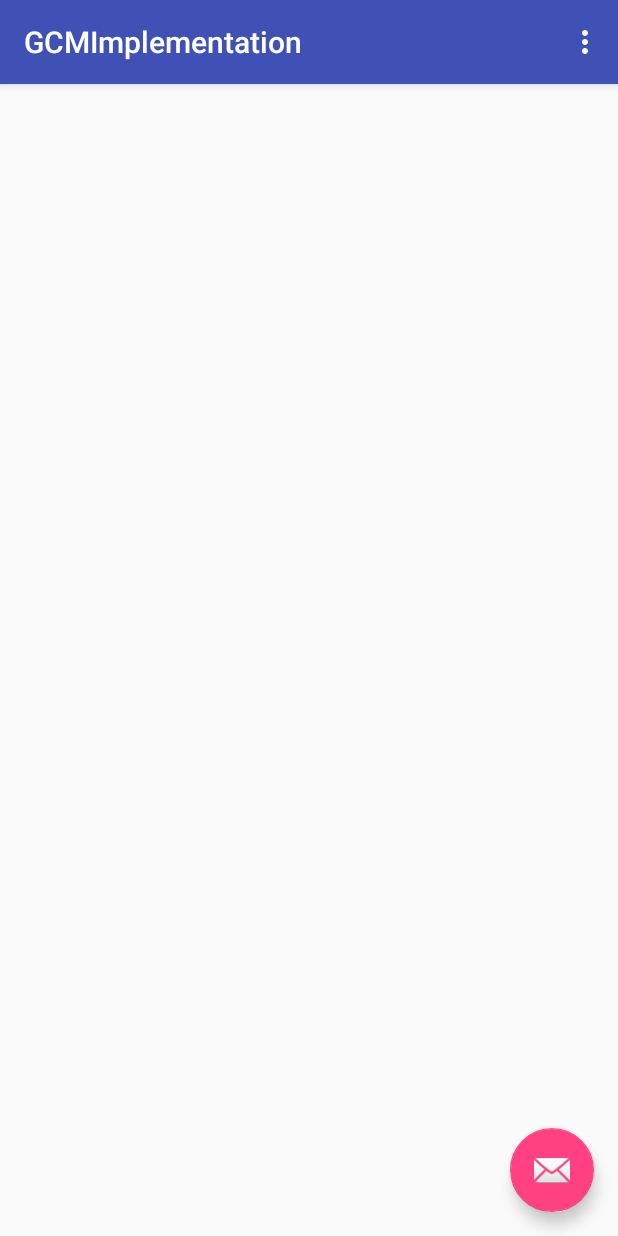
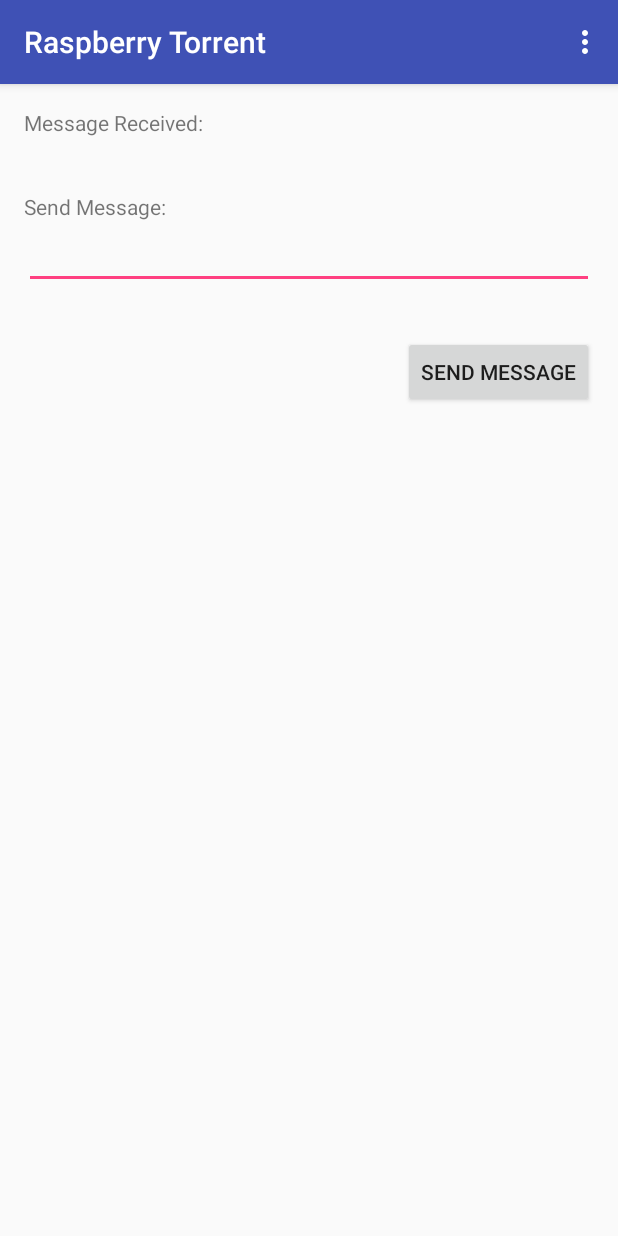
Before and after one commit to rooshan1234/CS401Projects, an Android app: the screen it shows after launch (MainActivity), on a phone screen of 412 x 824 dp. Run offline under Robolectric (Android 15) with nearby library versions, the light colour scheme and no system bars; 1 statement that could not run was skipped.

Commit message:
GCM client application can now send upstream messages

```diff
--- a/PlatformTask(GCM)/app/src/main/java/com/example/rooshan/gcmimplementation/MyInstanceIDListenerService.java
+++ b/PlatformTask(GCM)/app/src/main/java/com/example/rooshan/gcmimplementation/MyInstanceIDListenerService.java
@@ -5,11 +5,6 @@ package com.example.rooshan.gcmimplementation;
  */
 
 import android.content.Intent;
-import android.content.SharedPreferences;
-import android.preference.PreferenceManager;
-import android.util.Log;
-
-import com.google.android.gms.iid.InstanceID;
 import com.google.android.gms.iid.InstanceIDListenerService;
 
 public class MyInstanceIDListenerService extends InstanceIDListenerService {
--- a/PlatformTask(GCM)/app/src/main/res/layout/activity_main.xml
+++ b/PlatformTask(GCM)/app/src/main/res/layout/activity_main.xml
@@ -23,12 +23,4 @@
 
     <include layout="@layout/content_main" />
 
-    <android.support.design.widget.FloatingActionButton
-        android:id="@+id/fab"
-        android:layout_width="wrap_content"
-        android:layout_height="wrap_content"
-        android:layout_gravity="bottom|end"
-        android:layout_margin="@dimen/fab_margin"
-        android:src="@android:drawable/ic_dialog_email" />
-
 </android.support.design.widget.CoordinatorLayout>
--- a/PlatformTask(GCM)/app/src/main/res/layout/content_main.xml
+++ b/PlatformTask(GCM)/app/src/main/res/layout/content_main.xml
@@ -15,9 +15,51 @@
     <TextView
         android:layout_width="wrap_content"
         android:layout_height="wrap_content"
-        android:id="@+id/messageContainer"
+        android:id="@+id/messageReceivedContainer"
+        android:layout_below="@+id/messageReceived"
         android:layout_alignParentLeft="true"
         android:layout_alignParentStart="true"
         android:layout_alignParentRight="true"
         android:layout_alignParentEnd="true" />
+
+    <TextView
+        android:layout_width="wrap_content"
+        android:layout_height="wrap_content"
+        android:textAppearance="?android:attr/textAppearanceSmall"
+        android:text="Message Received:"
+        android:id="@+id/messageReceived"
+        android:layout_alignParentTop="true"
+        android:layout_alignParentLeft="true"
+        android:layout_alignParentStart="true" />
+
+    <TextView
+        android:layout_width="wrap_content"
+        android:layout_height="wrap_content"
+        android:text="Send Message:"
+        android:id="@+id/messageSent"
+        android:layout_below="@+id/messageReceivedContainer"
+        android:layout_alignParentLeft="true"
+        android:layout_alignParentStart="true"
+        android:layout_marginTop="17dp" />
+
+    <EditText
+        android:layout_width="wrap_content"
+        android:layout_height="wrap_content"
+        android:id="@+id/messageSentContainer"
+        android:layout_below="@+id/messageSent"
+        android:layout_alignParentLeft="true"
+        android:layout_alignParentStart="true"
+        android:layout_alignParentRight="true"
+        android:layout_alignParentEnd="true" />
+
+    <Button
+        android:layout_width="wrap_content"
+        android:layout_height="wrap_content"
+        android:id="@+id/sendMessageButton"
+        android:layout_marginTop="31dp"
+        android:layout_below="@+id/messageSentContainer"
+        android:layout_alignParentRight="true"
+        android:layout_alignParentEnd="true"
+        android:text="Send Message" />
+
 </RelativeLayout>
--- a/PlatformTask(GCM)/app/src/main/res/values/strings.xml
+++ b/PlatformTask(GCM)/app/src/main/res/values/strings.xml
@@ -1,4 +1,4 @@
 <resources>
-    <string name="app_name">GCMImplementation</string>
+    <string name="app_name">Raspberry Torrent</string>
     <string name="action_settings">Settings</string>
 </resources>
```
Also changed, not shown: PlatformTask(GCM)/app/src/main/java/com/example/rooshan/gcmimplementation/MainActivity.java (+56 -12 lines), PlatformTask(GCM)/app/src/main/java/com/example/rooshan/gcmimplementation/MyGcmListenerService.java (+2 -18 lines).
